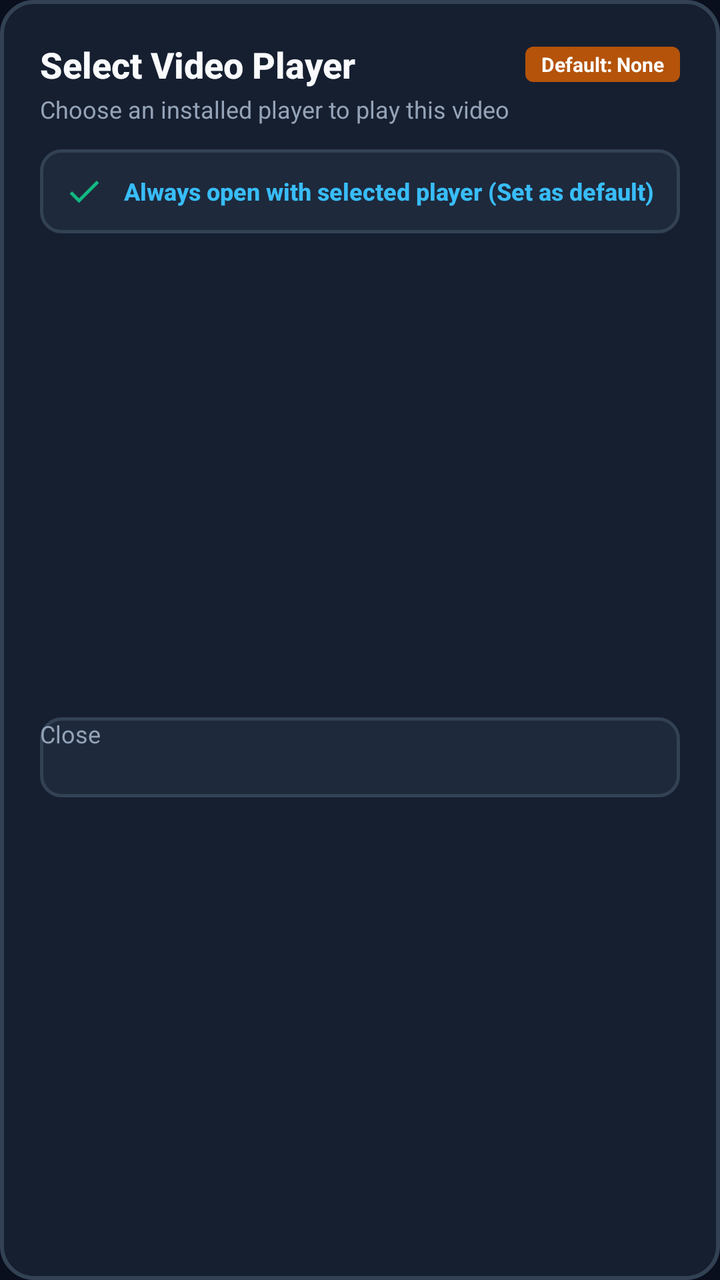
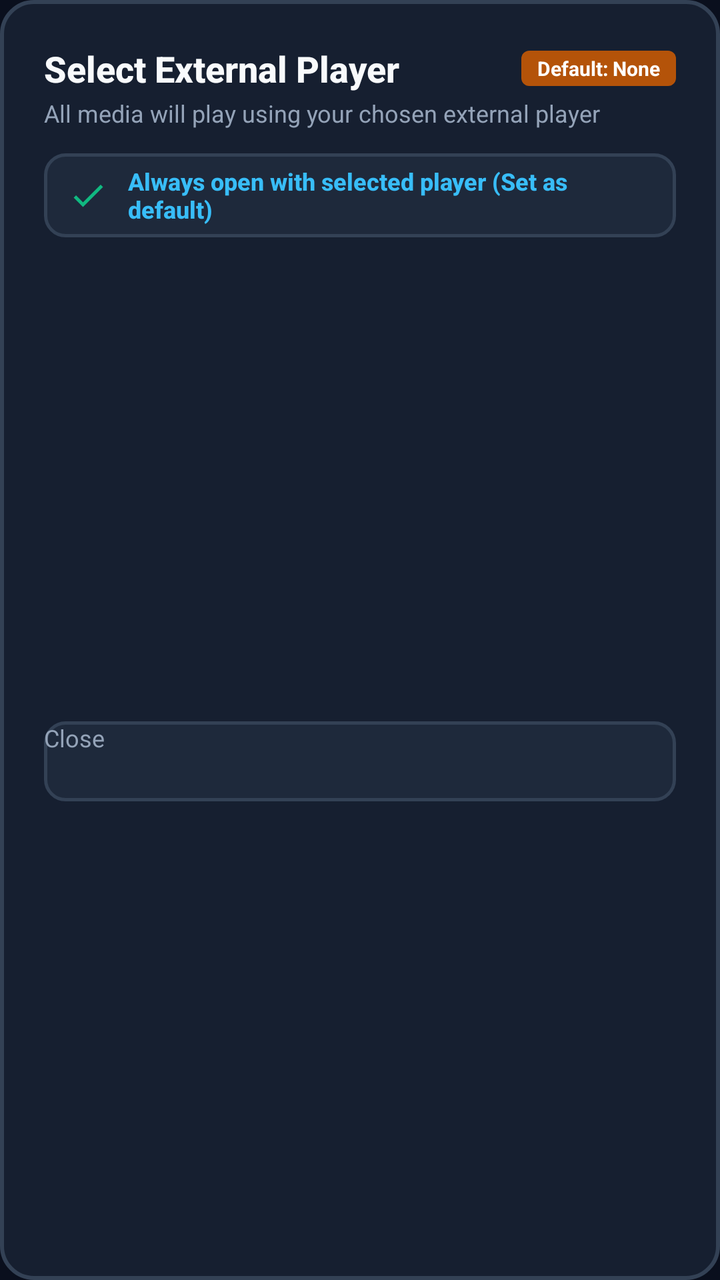

An Android layout rendered at two revisions. The XML below is the earlier revision; the diff shows what the commit changed to produce the second picture.
<!-- AndroidManifest.xml: application theme Theme.Leanback.TvClient -->
<!-- res/layout/dialog_select_player.xml -->
<?xml version="1.0" encoding="utf-8"?>
<LinearLayout xmlns:android="http://schemas.android.com/apk/res/android"
    android:layout_width="match_parent"
    android:layout_height="wrap_content"
    android:background="@drawable/bg_dialog_rounded"
    android:orientation="vertical"
    android:padding="20dp">

    
    <LinearLayout
        android:layout_width="match_parent"
        android:layout_height="wrap_content"
        android:gravity="center_vertical"
        android:orientation="horizontal">

        <TextView
            android:id="@+id/tvSelectPlayerTitle"
            android:layout_width="0dp"
            android:layout_height="wrap_content"
            android:layout_weight="1"
            android:fontFamily="sans-serif-medium"
            android:text="Select Video Player"
            android:textColor="@color/tv_text_primary"
            android:textSize="18sp"
            android:textStyle="bold" />

        <TextView
            android:id="@+id/tvCurrentDefaultTag"
            android:layout_width="wrap_content"
            android:layout_height="wrap_content"
            android:background="@drawable/bg_badge_dolby"
            android:paddingStart="8dp"
            android:paddingTop="2dp"
            android:paddingEnd="8dp"
            android:paddingBottom="2dp"
            android:text="Default: None"
            android:textColor="#FFFFFF"
            android:textSize="10sp"
            android:textStyle="bold" />
    </LinearLayout>

    <TextView
        android:id="@+id/tvSelectPlayerSubtitle"
        android:layout_width="wrap_content"
        android:layout_height="wrap_content"
        android:layout_marginTop="2dp"
        android:text="Choose an installed player to play this video"
        android:textColor="@color/tv_text_secondary"
        android:textSize="12sp" />

    
    <LinearLayout
        android:id="@+id/containerSetAsDefault"
        android:layout_width="match_parent"
        android:layout_height="42dp"
        android:layout_marginTop="12dp"
        android:background="@drawable/selector_tv_button"
        android:clickable="true"
        android:focusable="true"
        android:gravity="center_vertical"
        android:orientation="horizontal"
        android:paddingStart="12dp"
        android:paddingEnd="12dp">

        <ImageView
            android:id="@+id/ivCheckbox"
            android:layout_width="20dp"
            android:layout_height="20dp"
            android:contentDescription="Checkbox"
            android:src="@drawable/ic_check" />

        <TextView
            android:id="@+id/tvSetAsDefaultLabel"
            android:layout_width="0dp"
            android:layout_height="wrap_content"
            android:layout_marginStart="10dp"
            android:layout_weight="1"
            android:fontFamily="sans-serif-medium"
            android:text="Always open with selected player (Set as default)"
            android:textColor="@color/tv_accent"
            android:textSize="12sp"
            android:textStyle="bold" />
    </LinearLayout>

    
    <androidx.recyclerview.widget.RecyclerView
        android:id="@+id/rvPlayers"
        android:layout_width="match_parent"
        android:layout_height="220dp"
        android:layout_marginTop="10dp"
        android:clipToPadding="false"
        android:fadeScrollbars="true"
        android:focusable="true"
        android:scrollbars="vertical" />

    
    <LinearLayout
        android:layout_width="match_parent"
        android:layout_height="wrap_content"
        android:layout_marginTop="12dp"
        android:orientation="horizontal">

        <Button
            android:id="@+id/btnResetPlayerDefault"
            android:layout_width="0dp"
            android:layout_height="40dp"
            android:layout_marginEnd="6dp"
            android:layout_weight="1"
            android:background="@drawable/selector_tv_button"
            android:focusable="true"
            android:text="Reset Default (Use Built-in)"
            android:textColor="#F59E0B"
            android:textSize="12sp"
            android:textStyle="bold"
            android:visibility="gone" />

        <Button
            android:id="@+id/btnClosePlayerSelect"
            android:layout_width="0dp"
            android:layout_height="40dp"
            android:layout_weight="1"
            android:background="@drawable/selector_tv_button"
            android:focusable="true"
            android:text="@string/btn_close"
            android:textColor="@color/tv_text_secondary"
            android:textSize="12sp" />
    </LinearLayout>

</LinearLayout>
<!-- resources referenced by this layout -->
<resources>
  <color name="tv_accent">#38BDF8</color>
  <color name="tv_text_primary">#F8FAFC</color>
  <color name="tv_text_secondary">#94A3B8</color>
  <!-- drawable bg_badge_dolby (drawable) -->
  <?xml version="1.0" encoding="utf-8"?>
  <shape xmlns:android="http://schemas.android.com/apk/res/android"
      android:shape="rectangle">
      <solid android:color="#B45309" />
      <corners android:radius="4dp" />
  </shape>
  <!-- drawable bg_dialog_rounded (drawable) -->
  <?xml version="1.0" encoding="utf-8"?>
  <shape xmlns:android="http://schemas.android.com/apk/res/android"
      android:shape="rectangle">
      <solid android:color="@color/tv_surface" />
      <corners android:radius="16dp" />
      <stroke
          android:width="2dp"
          android:color="@color/tv_card_border" />
  </shape>
  <!-- drawable ic_check (drawable) -->
  <?xml version="1.0" encoding="utf-8"?>
  <vector xmlns:android="http://schemas.android.com/apk/res/android"
      android:width="24dp"
      android:height="24dp"
      android:viewportWidth="24"
      android:viewportHeight="24">
      <path
          android:pathData="M9,16.17L4.83,12l-1.42,1.41L9,19 21,7l-1.41,-1.41z"
          android:fillColor="#10B981" />
  </vector>
  <!-- drawable selector_tv_button (drawable) -->
  <?xml version="1.0" encoding="utf-8"?>
  <selector xmlns:android="http://schemas.android.com/apk/res/android">
      <item android:state_focused="true" android:drawable="@drawable/bg_tv_button_focused" />
      <item android:state_pressed="true" android:drawable="@drawable/bg_tv_button_focused" />
      <item android:drawable="@drawable/bg_tv_button_normal" />
  </selector>
  <string name="btn_close">Close</string>
  <style name="Theme.Leanback.TvClient" parent="Theme.Leanback">
          <item name="colorPrimary">@color/tv_accent</item>
          <item name="colorPrimaryDark">@color/tv_bg_dark</item>
          <item name="colorAccent">@color/tv_accent</item>
          <item name="defaultBrandColor">@color/tv_bg_default</item>
          <item name="android:windowBackground">@color/tv_bg_default</item>
      </style>
  <color name="tv_surface">#161F30</color>
  <color name="tv_card_border">#334155</color>
  <!-- drawable bg_tv_button_focused (drawable) -->
  <?xml version="1.0" encoding="utf-8"?>
  <shape xmlns:android="http://schemas.android.com/apk/res/android"
      android:shape="rectangle">
      <solid android:color="@color/tv_surface_focused" />
      <corners android:radius="10dp" />
      <stroke
          android:width="2.5dp"
          android:color="@color/tv_accent" />
  </shape>
  <!-- drawable bg_tv_button_normal (drawable) -->
  <?xml version="1.0" encoding="utf-8"?>
  <shape xmlns:android="http://schemas.android.com/apk/res/android"
      android:shape="rectangle">
      <solid android:color="@color/tv_surface_elevated" />
      <corners android:radius="10dp" />
      <stroke
          android:width="1.5dp"
          android:color="@color/tv_card_border" />
  </shape>
  <color name="tv_bg_dark">#060911</color>
  <color name="tv_bg_default">#0A0F1D</color>
  <color name="tv_surface_focused">#26354D</color>
  <color name="tv_surface_elevated">#1E293B</color>
</resources>

<!-- the commit's change to res/layout/dialog_select_player.xml (unified diff, before → after) -->
@@ -4,7 +4,7 @@
     android:layout_height="wrap_content"
     android:background="@drawable/bg_dialog_rounded"
     android:orientation="vertical"
-    android:padding="20dp">
+    android:padding="22dp">
 
     
     <LinearLayout
@@ -19,7 +19,7 @@
             android:layout_height="wrap_content"
             android:layout_weight="1"
             android:fontFamily="sans-serif-medium"
-            android:text="Select Video Player"
+            android:text="Select External Player"
             android:textColor="@color/tv_text_primary"
             android:textSize="18sp"
             android:textStyle="bold" />
@@ -44,7 +44,7 @@
         android:layout_width="wrap_content"
         android:layout_height="wrap_content"
         android:layout_marginTop="2dp"
-        android:text="Choose an installed player to play this video"
+        android:text="All media will play using your chosen external player"
         android:textColor="@color/tv_text_secondary"
         android:textSize="12sp" />
 
@@ -108,7 +108,7 @@
             android:layout_weight="1"
             android:background="@drawable/selector_tv_button"
             android:focusable="true"
-            android:text="Reset Default (Use Built-in)"
+            android:text="Clear Default Player"
             android:textColor="#F59E0B"
             android:textSize="12sp"
             android:textStyle="bold"
